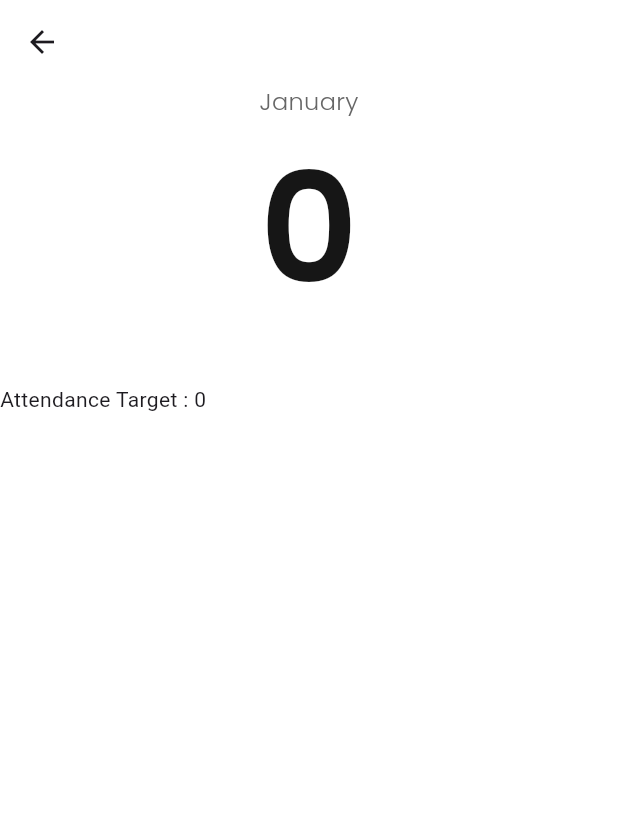
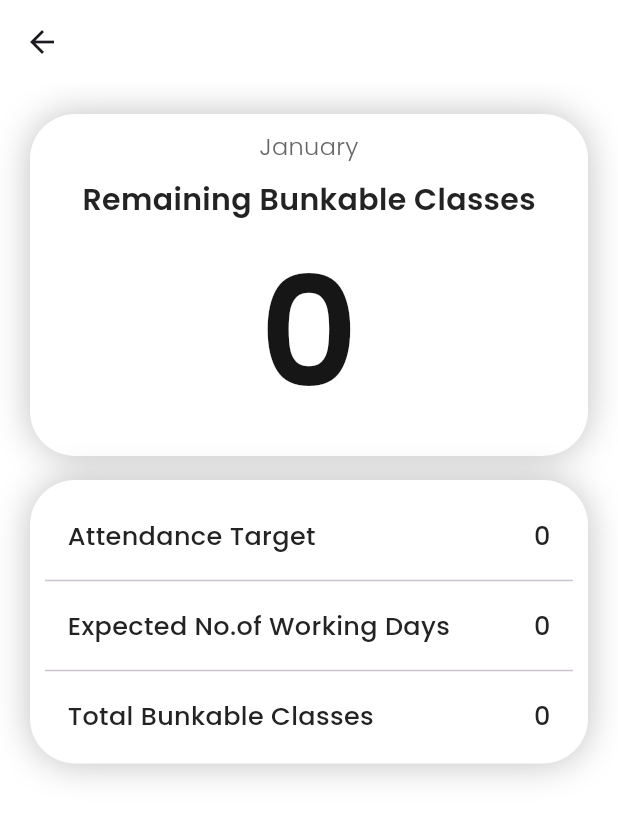
Before and after one commit to ganeshgovala/Bunkit, a Flutter app: the BunkMeter screen opened directly, on a phone screen of 412 x 824 dp. Shown: the top 818 px of the screen. Run offline on Flutter 3.47's test engine with Material 3 defaults, Android fonts, the light colour scheme and no system bars; our stand-ins replace bloc, cloud_firestore, firebase_auth, firebase_core, flashy_tab_bar2, flutter_advanced_switch and 4 more; missing offline and left inert: bottom_picker, workmanager; accounts and stored records are empty; network calls fail; statements that could not run were skipped.

Commit message:
Added few information on the Bunk Meter Page

```diff
--- /dev/null
+++ b/lib/components/bunk_meter_component.dart
@@ -0,0 +1,44 @@
+import 'package:flutter/material.dart';
+import 'package:google_fonts/google_fonts.dart';
+
+class BunkMeterComponent extends StatelessWidget {
+  final AsyncSnapshot<int> snapshot;
+  final String name;
+  const BunkMeterComponent({
+    required this.name,
+    required this.snapshot,
+    super.key
+  });
+
+  @override
+  Widget build(BuildContext context) {
+    return Column(
+      children: [
+        Padding(
+          padding: const EdgeInsets.symmetric(horizontal: 15.0, vertical: 10),
+          child: Row(
+            mainAxisAlignment: MainAxisAlignment.spaceBetween,
+            children: [
+              Text(
+                name,
+                style: GoogleFonts.poppins(
+                  fontSize: 17,
+                  fontWeight: FontWeight.w500,
+                  color: const Color(0xFF232323),
+                ),
+              ),
+              Text(
+                snapshot.data == null ? "..." : snapshot.data.toString(),
+                style: GoogleFonts.poppins(
+                  fontSize: 17,
+                  fontWeight: FontWeight.w500,
+                  color: const Color(0xFF232323),
+                ),
+              ),
+            ],
+          ),
+        ),
+      ],
+    );
+  }
+}
--- a/lib/main.dart
+++ b/lib/main.dart
@@ -3,8 +3,6 @@
 import 'package:bunkit/bloc/login_bloc.dart';
 import 'package:bunkit/components/attendance.dart';
 import 'package:bunkit/firebase_options.dart';
-import 'package:bunkit/pages/bunk_meter.dart';
-import 'package:bunkit/pages/profile_page.dart';
 import 'package:bunkit/pages/splash_screen.dart';
 import 'package:firebase_core/firebase_core.dart';
 import 'package:flutter/material.dart';
--- a/lib/pages/attendance_this_month.dart
+++ b/lib/pages/attendance_this_month.dart
@@ -294,7 +294,10 @@
                   ],
                 ),
               ),
-              StreamBuilder(
+              Padding(
+                padding: const EdgeInsets.symmetric(horizontal: 10.0),
+                child: Container(
+                  child: StreamBuilder(
                     stream: FirebaseFirestore.instance
                         .collection("Users")
                         .doc(widget.reg_no)
@@ -411,6 +414,8 @@
                             }),
                       );
                     },
+                  ),
+                ),
               )
             ],
           ),
--- a/lib/pages/bunk_meter.dart
+++ b/lib/pages/bunk_meter.dart
@@ -1,3 +1,4 @@
+import 'package:bunkit/components/bunk_meter_component.dart';
 import 'package:cloud_firestore/cloud_firestore.dart';
 import 'package:flutter/material.dart';
 import 'package:google_fonts/google_fonts.dart';
@@ -11,16 +12,10 @@
 }
 
 class _BunkMeterState extends State<BunkMeter> {
-
-  Future<int> getBunkableClasses() async {
-    String reg_no = await getRegNo();
-    return calculate(reg_no);
-  }
-
-  Future<int> calculate(String reg_no) async {
+  Future<int> calculate() async {
     int target = await getTarget();
     int workingDays = await getWorkingDays();
-    int missed = await attendedClasses(reg_no);
+    int missed = await attendedClasses();
     int workingHours = workingDays * 8;
     int bunkablePeriods = (workingHours * (target / 100)).floor();
     // print("Target : $target" + " workingHours : $workingHours");
@@ -30,7 +25,8 @@
     return workingHours - bunkablePeriods - missed;
   }
 
-  Future<int> attendedClasses(String reg_no) async {
+  Future<int> attendedClasses() async {
+    String reg_no = await getRegNo();
     DocumentSnapshot<Map<String, dynamic>> documentSnapshot =
         await FirebaseFirestore.instance
             .collection("Users")
@@ -80,7 +76,20 @@
     return prefs.getString("reg_no").toString();
   }
 
-  List<String> months = ["January", "February", "March", "April", "May", "June", "July", "August", "September", "October", "November", "December"];
+  List<String> months = [
+    "January",
+    "February",
+    "March",
+    "April",
+    "May",
+    "June",
+    "July",
+    "August",
+    "September",
+    "October",
+    "November",
+    "December"
+  ];
 
   @override
   Widget build(BuildContext context) {
@@ -91,8 +100,22 @@
       ),
       body: Column(
         children: [
-          Container(
-            height: 200,
+          SizedBox(height: 20),
+          Padding(
+            padding: const EdgeInsets.symmetric(horizontal: 20.0),
+            child: Container(
+              padding: EdgeInsets.all(10),
+              decoration: BoxDecoration(
+                  color: Colors.white,
+                  borderRadius: BorderRadius.circular(30),
+                  boxShadow: [
+                    BoxShadow(
+                      color: const Color.fromARGB(63, 0, 0, 0),
+                      blurRadius: 20,
+                      blurStyle: BlurStyle.normal,
+                    )
+                  ]),
+              height: 228,
               child: Column(
                 children: [
                   Center(
@@ -105,8 +128,21 @@
                       ),
                     ),
                   ),
+                  SizedBox(
+                    height: 10,
+                  ),
+                  Center(
+                    child: Text(
+                      "Remaining Bunkable Classes",
+                      style: GoogleFonts.poppins(
+                        fontSize: 20,
+                        fontWeight: FontWeight.w600,
+                        color: const Color.fromARGB(255, 35, 35, 35),
+                      ),
+                    ),
+                  ),
                   FutureBuilder(
-                  future: getBunkableClasses(),
+                    future: calculate(),
                     builder: (context, snapshot) {
                       if (snapshot.connectionState == ConnectionState.waiting) {
                         return Column(
@@ -118,6 +154,16 @@
                               ),
                             ),
                           ],
+                        );
+                      }
+                      if (snapshot.hasError) {
+                        return Text(
+                          "Oops some error occured",
+                          style: GoogleFonts.poppins(
+                            fontSize: 102,
+                            fontWeight: FontWeight.w600,
+                            color: const Color.fromARGB(255, 22, 22, 22),
+                          ),
                         );
                       }
                       final data = snapshot.requireData;
@@ -136,14 +182,55 @@
                 ],
               ),
             ),
+          ),
+          SizedBox(height: 16),
+          Padding(
+            padding: const EdgeInsets.symmetric(horizontal: 20.0),
+            child: Container(
+              padding: EdgeInsets.all(10),
+              decoration: BoxDecoration(
+                  color: Colors.white,
+                  borderRadius: BorderRadius.circular(30),
+                  boxShadow: [
+                    BoxShadow(
+                      color: const Color.fromARGB(63, 0, 0, 0),
+                      blurRadius: 20,
+                      blurStyle: BlurStyle.normal,
+                    )
+                  ]),
+              child: Column(
+                children: [
+                  SizedBox(height: 5),
                   FutureBuilder(
                     future: getTarget(),
                     builder: (context, snapshot) {
-              return Row(children: [
-                Text("Attendance Target : "+snapshot.data.toString())
-              ],);
+                      return BunkMeterComponent(
+                          snapshot: snapshot, name: "Attendance Target");
                     },
                   ),
+                  Divider(),
+                  FutureBuilder(
+                    future: getWorkingDays(),
+                    builder: (context, snapshot) {
+                      if (snapshot.connectionState ==
+                          ConnectionState.waiting) {}
+                      return BunkMeterComponent(
+                          snapshot: snapshot,
+                          name: "Expected No.of Working Days");
+                    },
+                  ),
+                  Divider(),
+                  FutureBuilder(
+                    future: calculate(),
+                    builder: (context, snapshot) {
+                      return BunkMeterComponent(
+                          snapshot: snapshot, name: "Total Bunkable Classes");
+                    },
+                  ),
+                ],
+              ),
+            ),
+          )
         ],
       ),
     );
```
Lines whose indentation alone changed are shown as unchanged.
